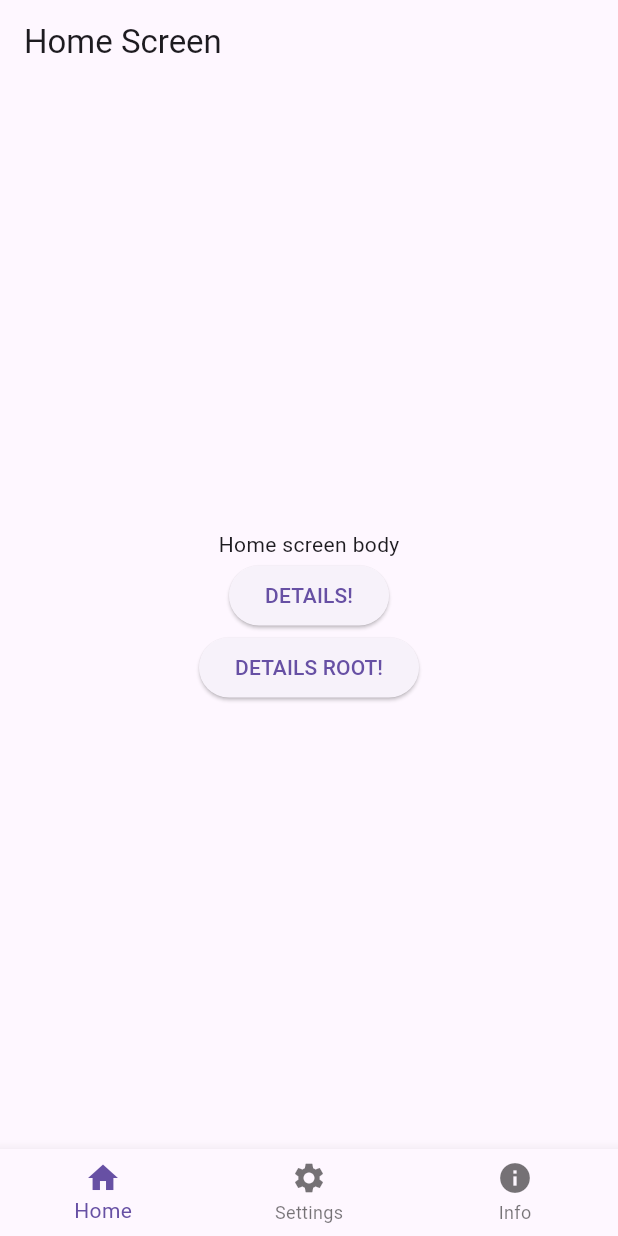
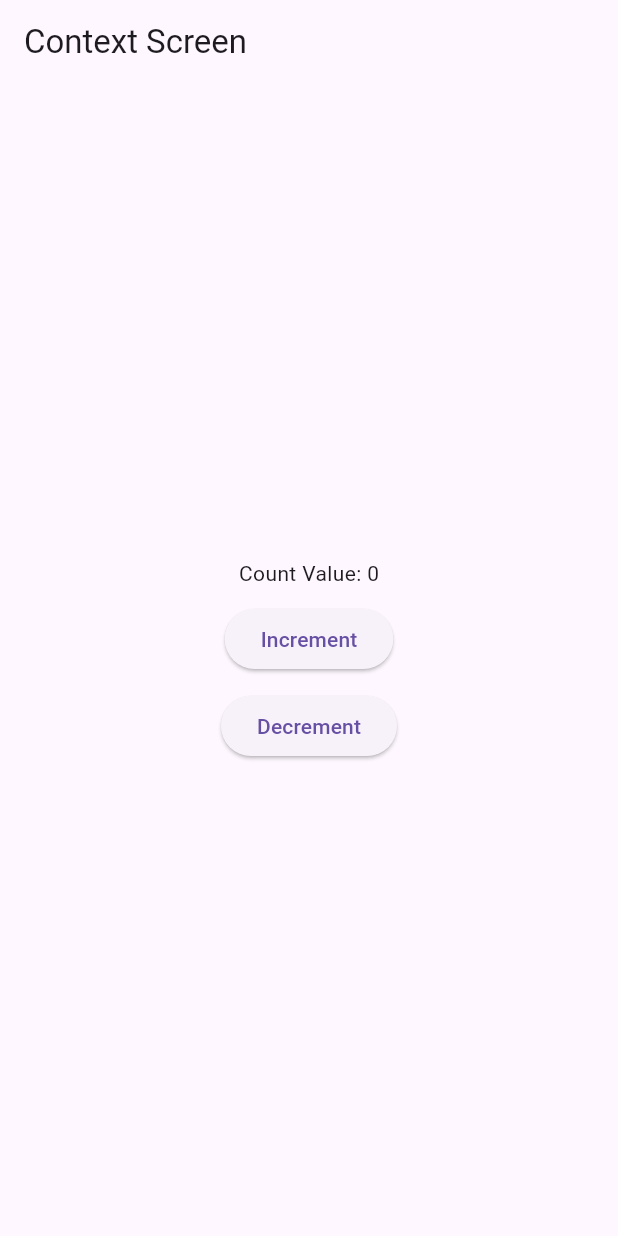
Before and after one commit to danillo-ao/flutter-boilerplate, a Flutter app: the screen it shows after launch, on a phone screen of 412 x 824 dp. Run offline on Flutter 3.47's test engine with Material 3 defaults, Android fonts, the phone set to English and light mode, and no system bars; our stand-ins replace go_router.

Commit message:
feat: context and provider

```diff
--- a/lib/main.dart
+++ b/lib/main.dart
@@ -1,7 +1,7 @@
 import 'package:flutter/material.dart';
 
-import 'package:boilerplate/bottom-tab-navigator-app/bottom-tab-navigator.app.dart';
+import 'package:boilerplate/provider-app/provider.app.dart';
 
 void main() {
-  runApp(const BottomTabNavigatorApp());
+  runApp(const ProviderApp());
 }
--- /dev/null
+++ b/lib/provider-app/provider.app.dart
@@ -0,0 +1,23 @@
+import 'package:flutter/material.dart';
+
+import 'package:provider/provider.dart';
+
+import 'package:boilerplate/provider-app/providers/counter.provider.dart';
+import 'package:boilerplate/provider-app/screens/home.screen.dart';
+
+class ProviderApp extends StatelessWidget {
+  const ProviderApp({super.key});
+
+  @override
+  Widget build(BuildContext context) {
+    return MultiProvider(
+      providers: [
+        ChangeNotifierProvider(create: (_) => Counter()),
+      ],
+      child: MaterialApp(
+        title: 'Provider App',
+        home: HomeScreen(),
+      ),
+    );
+  }
+}
--- /dev/null
+++ b/lib/provider-app/providers/counter.provider.dart
@@ -0,0 +1,21 @@
+import 'package:flutter/foundation.dart';
+
+class Counter with ChangeNotifier {
+  // states
+  int _count = 0;
+
+  // get function to return some state
+  int get count => _count;
+
+  // change state
+  void increment() {
+    _count++;
+    notifyListeners();
+  }
+
+  // change state
+  void decrement() {
+    _count--;
+    notifyListeners();
+  }
+}
--- /dev/null
+++ b/lib/provider-app/screens/home.screen.dart
@@ -0,0 +1,48 @@
+import 'package:flutter/material.dart';
+
+import 'package:provider/provider.dart';
+
+import 'package:boilerplate/provider-app/providers/counter.provider.dart';
+
+class HomeScreen extends StatelessWidget {
+  const HomeScreen({super.key});
+
+  @override
+  Widget build(BuildContext context) {
+    final count = context.watch<Counter>().count.toString();
+
+    return Scaffold(
+      appBar: AppBar(title: Text("Context Screen")),
+      body: SafeArea(
+        child: Container(
+          child: Column(
+            mainAxisAlignment: MainAxisAlignment.center,
+            children: [
+              Center(child: Text("Count Value: $count")),
+              //
+              Container(
+                padding: EdgeInsets.fromLTRB(0, 10, 0, 0),
+                child: ElevatedButton(
+                  child: Text("Increment"),
+                  onPressed: () {
+                    context.read<Counter>().increment();
+                  },
+                ),
+              ),
+              //
+              Container(
+                padding: EdgeInsets.fromLTRB(0, 10, 0, 0),
+                child: ElevatedButton(
+                  child: Text("Decrement"),
+                  onPressed: () {
+                    context.read<Counter>().decrement();
+                  },
+                ),
+              ),
+            ],
+          ),
+        ),
+      ),
+    );
+  }
+}
--- a/pubspec.yaml
+++ b/pubspec.yaml
@@ -31,11 +31,11 @@ dependencies:
   flutter:
     sdk: flutter
 
-
   # The following adds the Cupertino Icons font to your application.
   # Use with the CupertinoIcons class for iOS style icons.
   cupertino_icons: ^1.0.6
   go_router: ^14.2.1
+  provider: ^6.1.2
 
 dev_dependencies:
   flutter_test:
```
Also changed, not shown: pubspec.lock.
